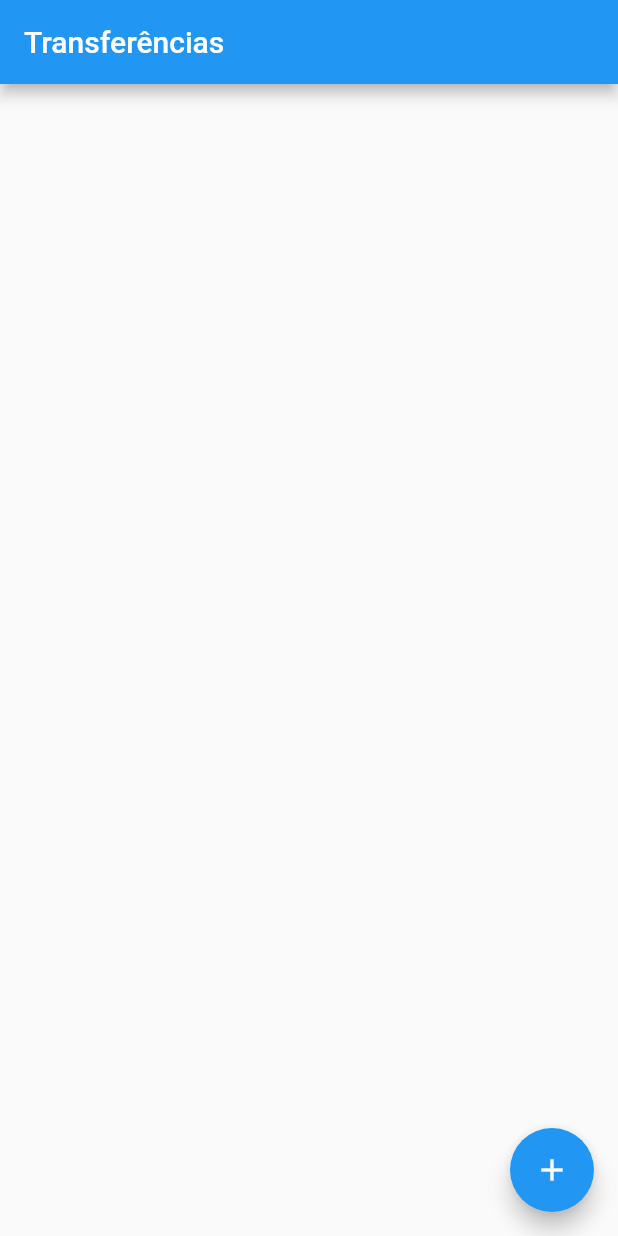
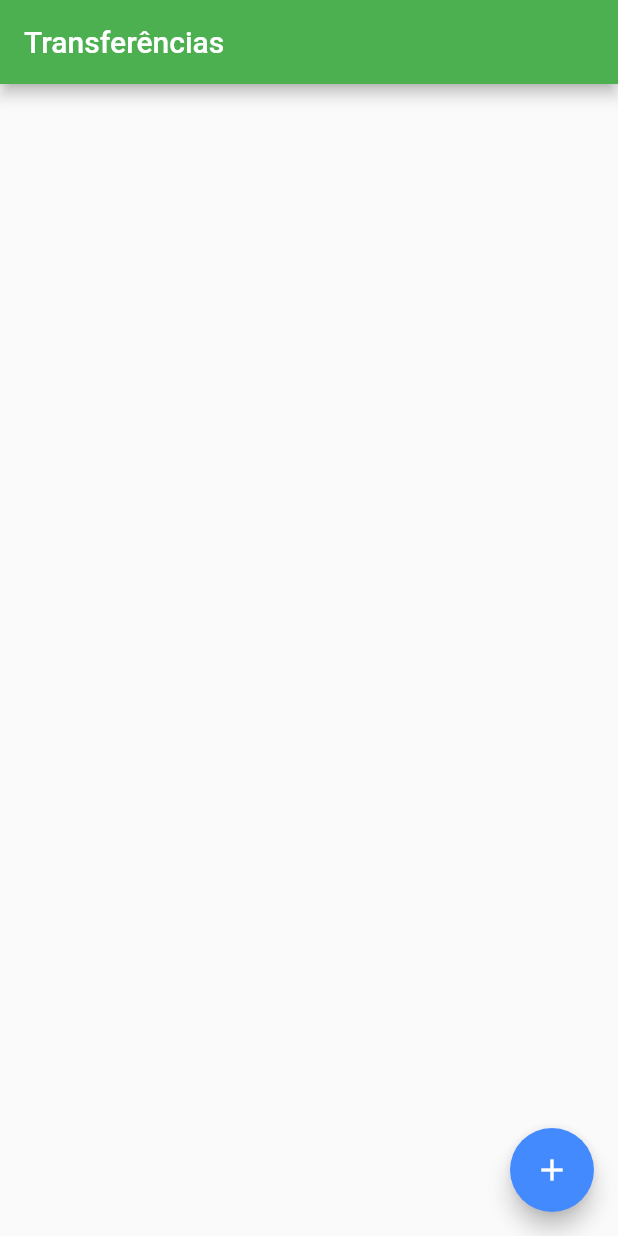
Before and after one commit to molusca/bytebank_flutter, a Flutter app: the screen it shows after launch, on a phone screen of 412 x 824 dp. Run offline on Flutter 3.47's test engine with Material 2 defaults, Android fonts, the phone set to English and light mode, and no system bars.

Commit message:
changing theme

```diff
--- a/lib/main.dart
+++ b/lib/main.dart
@@ -8,6 +8,13 @@ class BytebankApp extends StatelessWidget {
   @override
   Widget build(BuildContext context) {
     return MaterialApp(
+      theme: ThemeData(
+        colorScheme: ColorScheme.fromSwatch(
+          primarySwatch: Colors.green,
+        ).copyWith(
+          secondary: Colors.blueAccent,
+        ),
+      ),
       home: ListaTransferencias(),
     );
   }
```
